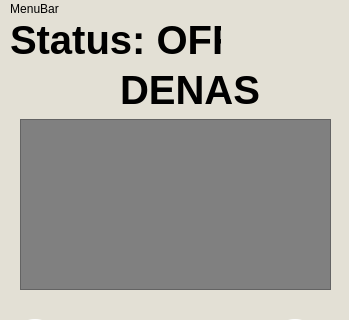
This is MyGUI/mainwindow.ui in CodexJeff/MCT-Device-Interface as Qt 5 draws it before an edit; both pictures show x 0 to 349 and y 0 to 320 of the 349 by 663 pixel window. The edited form follows.
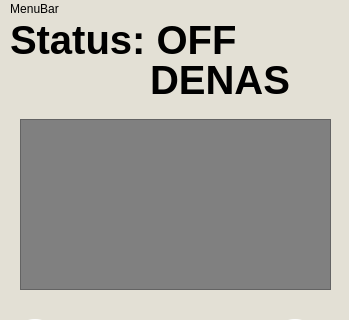
This is the edited form. Icons and pictures are not drawn.

Commit message: back to the rabbit hole

```diff
--- a/MyGUI/mainwindow.ui
+++ b/MyGUI/mainwindow.ui
@@ -293,7 +293,7 @@
      <rect>
       <x>10</x>
       <y>0</y>
-      <width>211</width>
+      <width>281</width>
       <height>41</height>
      </rect>
     </property>
@@ -315,8 +315,8 @@
    <widget class="QLabel" name="label_2">
     <property name="geometry">
      <rect>
-      <x>120</x>
-      <y>50</y>
+      <x>150</x>
+      <y>40</y>
       <width>161</width>
       <height>41</height>
      </rect>
```
Left out of the diff: 22 changed lines with no effect on the pictures.
